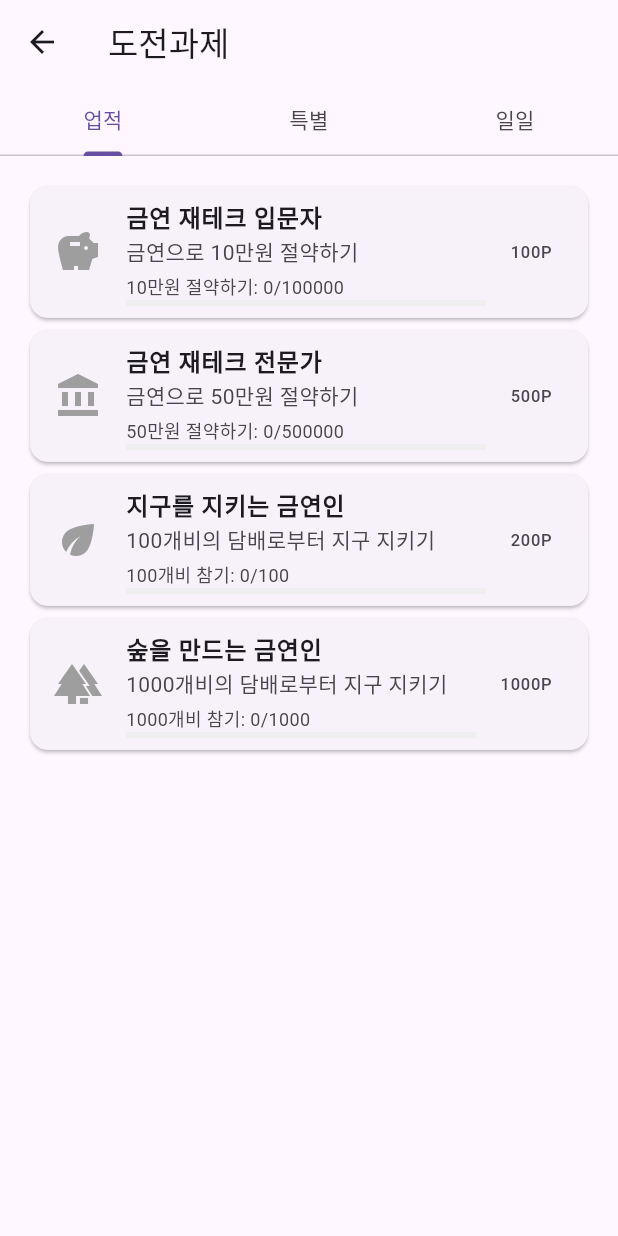
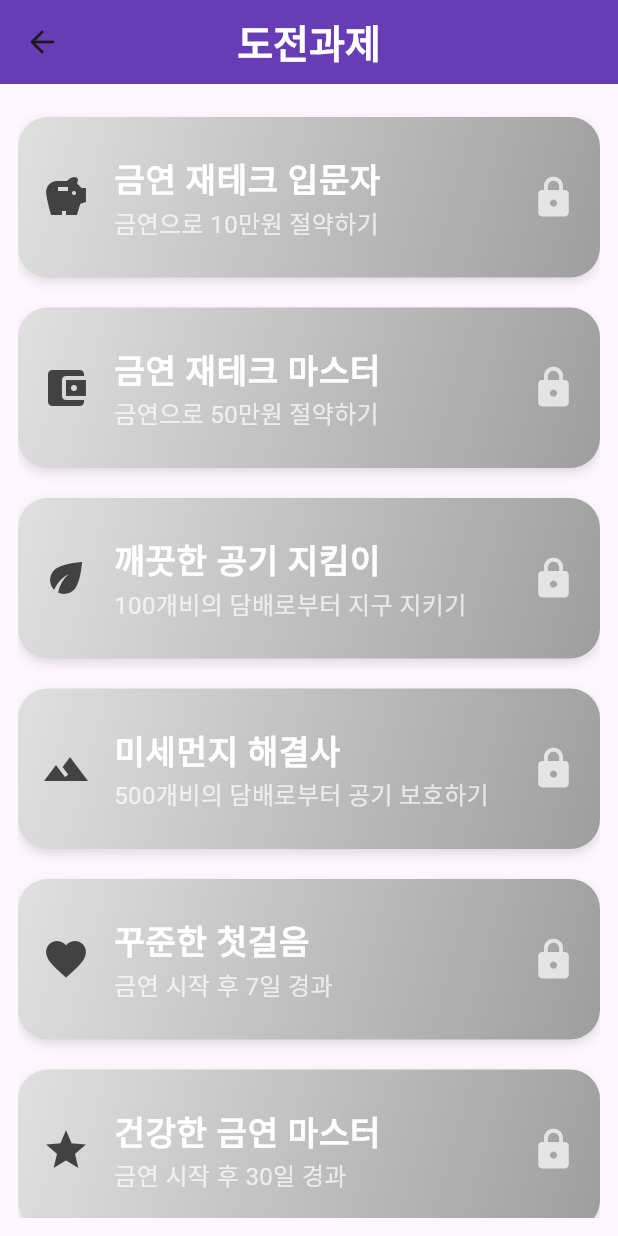
Before and after one commit to mankaii/untitled1, a Flutter app: the ChallengeScreen screen opened directly with empty values, on a phone screen of 412 x 824 dp. Run offline on Flutter 3.47's test engine with Material 3 defaults, Android fonts, the light colour scheme and no system bars; our stand-ins replace google_generative_ai, shared_preferences; accounts and stored records are empty.

Commit message:
도전과제 추가

```diff
--- a/lib/models/challenge.dart
+++ b/lib/models/challenge.dart
@@ -1,12 +1,6 @@
-// models/challenge.dart
 import 'package:flutter/material.dart';
 
-enum ChallengeType {
-  daily,    // 일일 도전과제
-  weekly,   // 주간 도전과제
-  special,  // 특별 도전과제
-  achievement  // 업적
-}
+enum ChallengeType { daily, weekly, special, achievement }
 
 class Challenge {
   final String id;
@@ -14,11 +8,18 @@ class Challenge {
   final String description;
   final ChallengeType type;
   final int requiredPoints;
-  final String environmentalImpact; // 환경 영향력 설명
-  final String rewardTitle; // 달성 시 얻는 칭호
+  final int requiredSavings;
+  final int requiredCigarettes;
+  final int requiredDays;
+  final String environmentalImpact;
+  final String rewardTitle;
   final IconData icon;
-  final List<Condition> conditions; // 달성 조건들
-  bool isCompleted;
+
+  int currentSavings = 0;
+  int currentCigarettes = 0;
+  int daysSinceQuit = 0;
+  bool isUnlocked = false;
+  bool isNotified = false; // 알림이 한 번만 표시되도록 제어하는 속성 추가
 
   Challenge({
     required this.id,
@@ -26,184 +27,33 @@ class Challenge {
     required this.description,
     required this.type,
     required this.requiredPoints,
+    required this.requiredSavings,
+    required this.requiredCigarettes,
+    required this.requiredDays,
     required this.environmentalImpact,
     required this.rewardTitle,
     required this.icon,
-    required this.conditions,
-    this.isCompleted = false,
   });
 
-  Map<String, dynamic> toJson() => {
-    'id': id,
-    'title': title,
-    'description': description,
-    'type': type.toString(),
-    'requiredPoints': requiredPoints,
-    'environmentalImpact': environmentalImpact,
-    'rewardTitle': rewardTitle,
-    'isCompleted': isCompleted,
-    'conditions': conditions.map((c) => c.toJson()).toList(),
-  };
+  // 절약 금액과 개비 수 및 경과 날짜 계산
+  void updateProgress(int cigarettePrice, int cigarettesPerDay, DateTime quitDate) {
+    daysSinceQuit = DateTime.now().difference(quitDate).inDays;
+    currentCigarettes = daysSinceQuit * cigarettesPerDay;
+    currentSavings = (currentCigarettes ~/ 20) * cigarettePrice;
+  }
 
-  factory Challenge.fromJson(Map<String, dynamic> json) => Challenge(
-    id: json['id'],
-    title: json['title'],
-    description: json['description'],
-    type: ChallengeType.values.firstWhere(
-          (e) => e.toString() == json['type'],
-    ),
-    requiredPoints: json['requiredPoints'],
-    environmentalImpact: json['environmentalImpact'],
-    rewardTitle: json['rewardTitle'],
-    icon: Icons.emoji_events, // 기본 아이콘
-    conditions: (json['conditions'] as List)
-        .map((c) => Condition.fromJson(c))
-        .toList(),
-    isCompleted: json['isCompleted'] ?? false,
-  );
+  // 도전 과제의 완료 여부
+  bool get isCompleted {
+    if (requiredDays > 0) {
+      return daysSinceQuit >= requiredDays;
+    } else if (requiredCigarettes > 0) {
+      return currentCigarettes >= requiredCigarettes;
+    } else {
+      return currentSavings >= requiredSavings;
+    }
+  }
+
+  String get formattedSavings => '₩$currentSavings / ₩$requiredSavings';
+  String get formattedCigarettes => '$currentCigarettes / $requiredCigarettes 개비';
+  String get formattedDays => '$daysSinceQuit / $requiredDays 일';
 }
-
-class Condition {
-  final String description;
-  final int targetValue;
-  final bool requiresConsecutive;
-  int currentValue;
-  DateTime? lastUpdateTime;
-
-  Condition({
-    required this.description,
-    required this.targetValue,
-    this.requiresConsecutive = false,
-    this.currentValue = 0,
-    this.lastUpdateTime,
-  });
-
-  bool get isCompleted => currentValue >= targetValue;
-
-  Map<String, dynamic> toJson() => {
-    'description': description,
-    'targetValue': targetValue,
-    'requiresConsecutive': requiresConsecutive,
-    'currentValue': currentValue,
-    'lastUpdateTime': lastUpdateTime?.toIso8601String(),
-  };
-
-  factory Condition.fromJson(Map<String, dynamic> json) => Condition(
-    description: json['description'],
-    targetValue: json['targetValue'],
-    requiresConsecutive: json['requiresConsecutive'] ?? false,
-    currentValue: json['currentValue'] ?? 0,
-    lastUpdateTime: json['lastUpdateTime'] != null
-        ? DateTime.parse(json['lastUpdateTime'])
-        : null,
-  );
-}
-
-// 도전과제 데이터
-class ChallengeData {
-  static List<Challenge> get defaultChallenges => [
-    // 금연 재테크 관련 도전과제
-    Challenge(
-      id: 'finance_1',
-      title: '금연 재테크 입문자',
-      description: '금연으로 10만원 절약하기',
-      type: ChallengeType.achievement,
-      requiredPoints: 100,
-      environmentalImpact: '절약한 비용으로 나무 한 그루를 심을 수 있어요',
-      rewardTitle: '알뜰한 금연인',
-      icon: Icons.savings,
-      conditions: [
-        Condition(
-          description: '10만원 절약하기',
-          targetValue: 100000,
-        ),
-      ],
-    ),
-    Challenge(
-      id: 'finance_2',
-      title: '금연 재테크 전문가',
-      description: '금연으로 50만원 절약하기',
-      type: ChallengeType.achievement,
-      requiredPoints: 500,
-      environmentalImpact: '절약한 비용으로 작은 숲을 만들 수 있어요',
-      rewardTitle: '금연 재테크의 달인',
-      icon: Icons.account_balance,
-      conditions: [
-        Condition(
-          description: '50만원 절약하기',
-          targetValue: 500000,
-        ),
-      ],
-    ),
-
-    // 환경 보호 관련 도전과제
-    Challenge(
-      id: 'environment_1',
-      title: '지구를 지키는 금연인',
-      description: '100개비의 담배로부터 지구 지키기',
-      type: ChallengeType.achievement,
-      requiredPoints: 200,
-      environmentalImpact: '담배 100개비는 약 20L의 깨끗한 물을 오염시킬 수 있어요',
-      rewardTitle: '지구 수호자',
-      icon: Icons.eco,
-      conditions: [
-        Condition(
-          description: '100개비 참기',
-          targetValue: 100,
-        ),
-      ],
-    ),
-    Challenge(
-      id: 'environment_2',
-      title: '숲을 만드는 금연인',
-      description: '1000개비의 담배로부터 지구 지키기',
-      type: ChallengeType.achievement,
-      requiredPoints: 1000,
-      environmentalImpact: '1년 동안 버려지는 담배꽁초로 인한 환경오염을 줄였어요',
-      rewardTitle: '숲의 수호자',
-      icon: Icons.forest,
-      conditions: [
-        Condition(
-          description: '1000개비 참기',
-          targetValue: 1000,
-        ),
-      ],
-    ),
-
-    // 건강 관련 도전과제
-    Challenge(
-      id: 'health_1',
-      title: '건강한 첫걸음',
-      description: '7일 연속 금연 성공',
-      type: ChallengeType.special,
-      requiredPoints: 150,
-      environmentalImpact: '당신의 폐가 회복되기 시작했어요',
-      rewardTitle: '새싹 금연인',
-      icon: Icons.favorite,
-      conditions: [
-        Condition(
-          description: '7일 연속 금연',
-          targetValue: 7,
-          requiresConsecutive: true,
-        ),
-      ],
-    ),
-    Challenge(
-      id: 'health_2',
-      title: '건강 마스터',
-      description: '30일 연속 금연 성공',
-      type: ChallengeType.special,
-      requiredPoints: 500,
-      environmentalImpact: '당신의 건강이 크게 개선되었어요',
-      rewardTitle: '건강 달인',
-      icon: Icons.workspace_premium,
-      conditions: [
-        Condition(
-          description: '30일 연속 금연',
-          targetValue: 30,
-          requiresConsecutive: true,
-        ),
-      ],
-    ),
-  ];
-}
--- a/lib/models/user_settings.dart
+++ b/lib/models/user_settings.dart
@@ -15,6 +15,12 @@ class UserSettings {
     this.cigarettePrice = 4500,
     this.goal,
   });
+
+  int get totalSavings {
+    int daysSinceQuit = DateTime.now().difference(quitDate).inDays;
+    int savedCigarettes = daysSinceQuit * cigarettesPerDay;
+    return savedCigarettes * cigarettePrice;
+  }
 
   Map<String, dynamic> toJson() => {
     'quitDate': quitDate.toIso8601String(),
--- a/lib/screens/challenge_screen.dart
+++ b/lib/screens/challenge_screen.dart
@@ -1,227 +1,261 @@
-// screens/challenge_screen.dart
 import 'package:flutter/material.dart';
-import 'package:shared_preferences/shared_preferences.dart';
+import 'dart:async';
 import '../models/challenge.dart';
-import 'dart:convert';
+import '../models/user_settings.dart';
 
 class ChallengeScreen extends StatefulWidget {
+  final UserSettings userSettings;
   final Function(int) onPointsEarned;
   final int savedMoney;
   final int savedCigarettes;
-  final int consecutiveDays;
+  final int consecutiveDays; // consecutiveDays 매개변수 추가
 
-  const ChallengeScreen({
-    Key? key,
+  ChallengeScreen({
+    required this.userSettings,
     required this.onPointsEarned,
     required this.savedMoney,
     required this.savedCigarettes,
-    required this.consecutiveDays,
-  }) : super(key: key);
+    required this.consecutiveDays, // required 추가
+  });
 
   @override
   _ChallengeScreenState createState() => _ChallengeScreenState();
 }
 
-class _ChallengeScreenState extends State<ChallengeScreen> with SingleTickerProviderStateMixin {
-  late TabController _tabController;
-  List<Challenge> _challenges = [];
+class _ChallengeScreenState extends State<ChallengeScreen> {
+  List<Challenge> challenges = [];
+  String? unlockedChallengeTitle;
+  bool showUnlockedAnimation = false;
 
   @override
   void initState() {
     super.initState();
-    _tabController = TabController(length: 3, vsync: this);
-    _loadChallenges();
-    _checkChallengeProgress();
+    challenges = getChallenges();
+    WidgetsBinding.instance.addPostFrameCallback((_) {
+      updateChallenges();
+    });
   }
 
-  Future<void> _loadChallenges() async {
-    final prefs = await SharedPreferences.getInstance();
-    final savedChallenges = prefs.getString('challenges');
+  void updateChallenges() {
+    bool newUnlock = false;
+    setState(() {
+      for (var challenge in challenges) {
+        challenge.updateProgress(
+          widget.userSettings.cigarettePrice,
+          widget.userSettings.cigarettesPerDay,
+          widget.userSettings.quitDate,
+        );
 
-    if (savedChallenges != null) {
-      final List<dynamic> decodedChallenges = jsonDecode(savedChallenges);
-      setState(() {
-        _challenges = decodedChallenges
-            .map((c) => Challenge.fromJson(c))
-            .toList();
-      });
-    } else {
-      setState(() {
-        _challenges = ChallengeData.defaultChallenges;
-      });
+        if (challenge.isCompleted && !challenge.isUnlocked) {
+          challenge.isUnlocked = true;
+          if (!challenge.isNotified) {
+            newUnlock = true;
+            unlockedChallengeTitle = challenge.title;
+            challenge.isNotified = true;
+          }
+        }
+      }
+      challenges.sort((a, b) => (b.isUnlocked ? 1 : 0).compareTo(a.isUnlocked ? 1 : 0));
+    });
+
+    if (newUnlock) {
+      showUnlockAnimation();
     }
   }
 
-  void _checkChallengeProgress() {
-    for (var challenge in _challenges) {
-      // 금연 재테크 도전과제 체크
-      if (challenge.id.startsWith('finance_')) {
-        challenge.conditions[0].currentValue = widget.savedMoney;
-      }
-
-      // 환경 보호 도전과제 체크
-      if (challenge.id.startsWith('environment_')) {
-        challenge.conditions[0].currentValue = widget.savedCigarettes;
-      }
-
-      // 건강 관련 도전과제 체크
-      if (challenge.id.startsWith('health_')) {
-        challenge.conditions[0].currentValue = widget.consecutiveDays;
-      }
-
-      // 도전과제 완료 체크
-      if (!challenge.isCompleted &&
-          challenge.conditions.every((c) => c.isCompleted)) {
-        _completeChallenge(challenge);
-      }
-    }
-    _saveChallenges();
+  void showUnlockAnimation() {
+    setState(() {
+      showUnlockedAnimation = true;
+    });
+    Timer(Duration(seconds: 2), () {
+      setState(() {
+        showUnlockedAnimation = false;
+        unlockedChallengeTitle = null;
+      });
+    });
   }
 
-  Future<void> _saveChallenges() async {
-    final prefs = await SharedPreferences.getInstance();
-    final challengesJson = jsonEncode(
-      _challenges.map((c) => c.toJson()).toList(),
-    );
-    await prefs.setString('challenges', challengesJson);
+  List<Challenge> getChallenges() {
+    return [
+      Challenge(
+        id: 'finance_1',
+        title: '금연 재테크 입문자',
+        description: '금연으로 10만원 절약하기',
+        type: ChallengeType.achievement,
+        requiredPoints: 100,
+        requiredSavings: 100000,
+        requiredCigarettes: 0,
+        requiredDays: 0,
+        environmentalImpact: '절약한 비용으로 나무 한 그루를 심을 수 있어요',
+        rewardTitle: '알뜰한 금연인',
+        icon: Icons.savings,
+      ),
+      Challenge(
+        id: 'finance_2',
+        title: '금연 재테크 마스터',
+        description: '금연으로 50만원 절약하기',
+        type: ChallengeType.achievement,
+        requiredPoints: 500,
+        requiredSavings: 500000,
+        requiredCigarettes: 0,
+        requiredDays: 0,
+        environmentalImpact: '절약한 비용으로 작은 숲을 만들 수 있어요',
+        rewardTitle: '금연 재테크의 달인',
+        icon: Icons.account_balance_wallet,
+      ),
+      Challenge(
+        id: 'clean_air_1',
+        title: '깨끗한 공기 지킴이',
+        description: '100개비의 담배로부터 지구 지키기',
+        type: ChallengeType.achievement,
+        requiredPoints: 200,
+        requiredSavings: 0,
+        requiredCigarettes: 100,
+        requiredDays: 0,
+        environmentalImpact: '담배 100개비는 약 20L의 깨끗한 물을 오염시킬 수 있어요',
+        rewardTitle: '지구 수호자',
+        icon: Icons.eco,
+      ),
+      Challenge(
+        id: 'clean_air_2',
+        title: '미세먼지 해결사',
+        description: '500개비의 담배로부터 공기 보호하기',
+        type: ChallengeType.achievement,
+        requiredPoints: 800,
+        requiredSavings: 0,
+        requiredCigarettes: 500,
+        requiredDays: 0,
+        environmentalImpact: '500개비의 담배는 공기와 환경을 오염시킬 수 있어요',
+        rewardTitle: '미세먼지 해결사',
+        icon: Icons.filter_hdr,
+      ),
+      Challenge(
+        id: 'health_1',
+        title: '꾸준한 첫걸음',
+        description: '금연 시작 후 7일 경과',
+        type: ChallengeType.special,
+        requiredPoints: 150,
+        requiredSavings: 0,
+        requiredCigarettes: 0,
+        requiredDays: 7,
+        environmentalImpact: '당신의 폐가 회복되기 시작했어요',
+        rewardTitle: '새싹 금연인',
+        icon: Icons.favorite,
+      ),
+      Challenge(
+        id: 'health_2',
+        title: '건강한 금연 마스터',
+        description: '금연 시작 후 30일 경과',
+        type: ChallengeType.special,
+        requiredPoints: 600,
+        requiredSavings: 0,
+        requiredCigarettes: 0,
+        requiredDays: 30,
+        environmentalImpact: '30일 금연으로 건강이 크게 개선되었어요',
+        rewardTitle: '건강 달인',
+        icon: Icons.star,
+      ),
+    ];
   }
 
-  void _completeChallenge(Challenge challenge) {
-    setState(() {
-      challenge.isCompleted = true;
-    });
-
-    widget.onPointsEarned(challenge.requiredPoints);
-
-    _showCompletionDialog(challenge);
-  }
-
-  void _showCompletionDialog(Challenge challenge) {
-    showDialog(
-      context: context,
-      builder: (context) => AlertDialog(
-        title: Row(
-          children: [
-            Icon(Icons.emoji_events, color: Colors.amber),
-            SizedBox(width: 8),
-            Text('도전과제 달성!'),
-          ],
+  @override
+  Widget build(BuildContext context) {
+    return Scaffold(
+      appBar: AppBar(
+        title: Text(
+          "도전과제",
+          style: TextStyle(
+            fontSize: 26,
+            fontWeight: FontWeight.bold,
+            color: Colors.white,
+          ),
         ),
-        content: Column(
-          mainAxisSize: MainAxisSize.min,
-          crossAxisAlignment: CrossAxisAlignment.start,
-          children: [
-            Text('축하합니다!'),
-            SizedBox(height: 8),
-            Text('획득한 칭호: ${challenge.rewardTitle}'),
-            SizedBox(height: 8),
-            Text('환경 영향: ${challenge.environmentalImpact}'),
-            SizedBox(height: 8),
-            Text('보상: ${challenge.requiredPoints} 포인트'),
-          ],
-        ),
-        actions: [
-          TextButton(
-            onPressed: () => Navigator.pop(context),
-            child: Text('확인'),
+        backgroundColor: Colors.deepPurple,
+        centerTitle: true,
+        elevation: 5,
+      ),
+      body: Stack(
+        children: [
+          Padding(
+            padding: const EdgeInsets.all(12.0),
+            child: ListView.builder(
+              itemCount: challenges.length,
+              itemBuilder: (context, index) {
+                final challenge = challenges[index];
+                final isUnlocked = challenge.isUnlocked;
+                return Container(
+                  margin: EdgeInsets.symmetric(vertical: 10),
+                  decoration: BoxDecoration(
+                    borderRadius: BorderRadius.circular(20),
+                    gradient: isUnlocked
+                        ? LinearGradient(
+                      colors: [Colors.purple[300]!, Colors.deepPurpleAccent],
+                      begin: Alignment.topLeft,
+                      end: Alignment.bottomRight,
+                    )
+                        : LinearGradient(
+                      colors: [Colors.grey[300]!, Colors.grey[500]!],
+                      begin: Alignment.topLeft,
+                      end: Alignment.bottomRight,
+                    ),
+                    boxShadow: [
+                      BoxShadow(
+                        color: Colors.black12,
+                        blurRadius: 5,
+                        offset: Offset(0, 3),
+                      ),
+                    ],
+                  ),
+                  child: ListTile(
+                    contentPadding: EdgeInsets.all(16),
+                    leading: Icon(
+                      challenge.icon,
+                      color: isUnlocked ? Colors.white : Colors.grey[800],
+                      size: 32,
+                    ),
+                    title: Text(
+                      challenge.title,
+                      style: TextStyle(
+                        fontSize: 22,
+                        fontWeight: FontWeight.w700,
+                        color: Colors.white,
+                      ),
+                    ),
+                    subtitle: Text(
+                      challenge.description,
+                      style: TextStyle(
+                        fontSize: 16,
+                        color: Colors.white70,
+                      ),
+                    ),
+                    trailing: isUnlocked && challenge.isCompleted
+                        ? Icon(Icons.check_circle, color: Colors.greenAccent, size: 30)
+                        : Icon(Icons.lock, color: Colors.white70, size: 30),
+                  ),
+                );
+              },
+            ),
           ),
+          if (showUnlockedAnimation && unlockedChallengeTitle != null)
+            Center(
+              child: Container(
+                padding: EdgeInsets.all(16.0),
+                decoration: BoxDecoration(
+                  color: Colors.deepPurpleAccent,
+                  borderRadius: BorderRadius.circular(10.0),
+                ),
+                child: Text(
+                  "$unlockedChallengeTitle 해금되었습니다!",
+                  style: TextStyle(
+                    color: Colors.white,
+                    fontSize: 18,
+                    fontWeight: FontWeight.bold,
+                  ),
+                ),
+              ),
+            ),
         ],
       ),
     );
   }
-
-  @override
-  Widget build(BuildContext context) {
-    final achievements = _challenges.where((c) => c.type == ChallengeType.achievement).toList();
-    final specialChallenges = _challenges.where((c) => c.type == ChallengeType.special).toList();
-    final dailyChallenges = _challenges.where((c) => c.type == ChallengeType.daily).toList();
-
-    return Scaffold(
-      appBar: AppBar(
-        title: Text('도전과제'),
-        bottom: TabBar(
-          controller: _tabController,
-          tabs: [
-            Tab(text: '업적'),
-            Tab(text: '특별'),
-            Tab(text: '일일'),
-          ],
-        ),
-      ),
-      body: TabBarView(
-        controller: _tabController,
-        children: [
-          _buildChallengeList(achievements),
-          _buildChallengeList(specialChallenges),
-          _buildChallengeList(dailyChallenges),
-        ],
-      ),
-    );
-  }
-
-  Widget _buildChallengeList(List<Challenge> challenges) {
-    return ListView.builder(
-      padding: EdgeInsets.all(16),
-      itemCount: challenges.length,
-      itemBuilder: (context, index) {
-        final challenge = challenges[index];
-        return Card(
-          child: ListTile(
-            leading: Icon(
-              challenge.icon,
-              color: challenge.isCompleted ? Colors.amber : Colors.grey,
-              size: 32,
-            ),
-            title: Text(
-              challenge.title,
-              style: TextStyle(
-                fontWeight: FontWeight.bold,
-                decoration: challenge.isCompleted
-                    ? TextDecoration.lineThrough
-                    : null,
-              ),
-            ),
-            subtitle: Column(
-              crossAxisAlignment: CrossAxisAlignment.start,
-              children: [
-                Text(challenge.description),
-                SizedBox(height: 4),
-                ...challenge.conditions.map((condition) {
-                  final progress = condition.currentValue / condition.targetValue;
-                  return Column(
-                    crossAxisAlignment: CrossAxisAlignment.start,
-                    children: [
-                      Text(
-                        '${condition.description}: ${condition.currentValue}/${condition.targetValue}',
-                        style: TextStyle(fontSize: 12),
-                      ),
-                      LinearProgressIndicator(
-                        value: progress.clamp(0, 1),
-                        backgroundColor: Colors.grey[200],
-                        valueColor: AlwaysStoppedAnimation<Color>(
-                          progress >= 1 ? Colors.green : Theme.of(context).primaryColor,
-                        ),
-                      ),
-                    ],
-                  );
-                }).toList(),
-              ],
-            ),
-            trailing: challenge.isCompleted
-                ? Tooltip(
-              message: challenge.rewardTitle,
-              child: Icon(Icons.workspace_premium, color: Colors.amber),
-            )
-                : Text('${challenge.requiredPoints}P'),
-          ),
-        );
-      },
-    );
-  }
-
-  @override
-  void dispose() {
-    _tabController.dispose();
-    super.dispose();
-  }
 }
--- a/lib/screens/home_screen.dart
+++ b/lib/screens/home_screen.dart
@@ -145,6 +145,7 @@ class _HomeScreenState extends State<HomeScreen> with SingleTickerProviderStateM
       case 2:
         _navigateWithAnimation(
           ChallengeScreen(
+            userSettings: widget.settings, // 추가된 부분
             onPointsEarned: (points) {
               setState(() {
                 _points += points;
@@ -287,7 +288,6 @@ class _HomeScreenState extends State<HomeScreen> with SingleTickerProviderStateM
                           equippedItems: context.watch<ProfileProvider>().equippedItems,
                         ),
                         const SizedBox(height: 20),
-// 여기에 설문 카드 추가
                         DailySurveyCard(
                           onTap: () {
                             _navigateWithAnimation(
@@ -317,6 +317,7 @@ class _HomeScreenState extends State<HomeScreen> with SingleTickerProviderStateM
                           onChallengeTap: () {
                             _navigateWithAnimation(
                               ChallengeScreen(
+                                userSettings: widget.settings, // 추가된 부분
                                 onPointsEarned: (points) {
                                   setState(() {
                                     _points += points;
```
Also changed, not shown: 1 other file.
